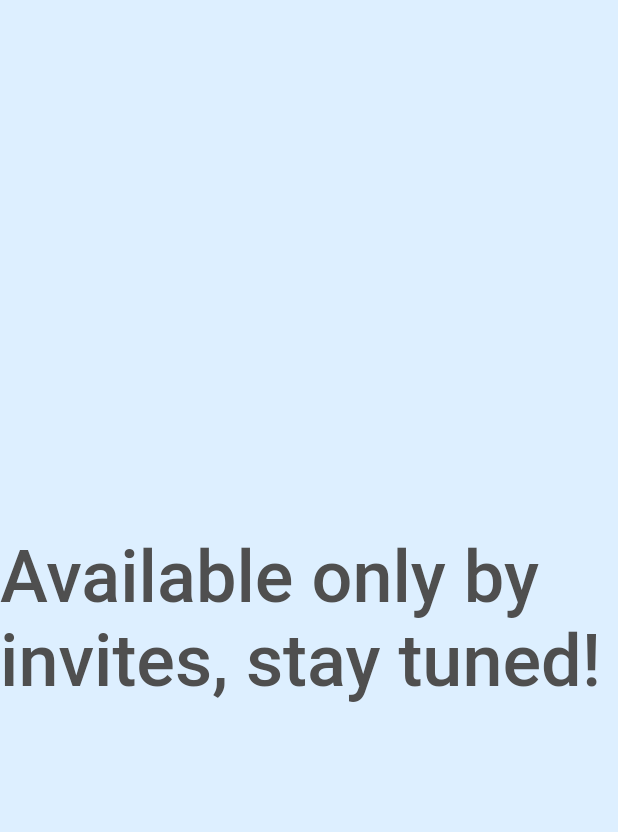
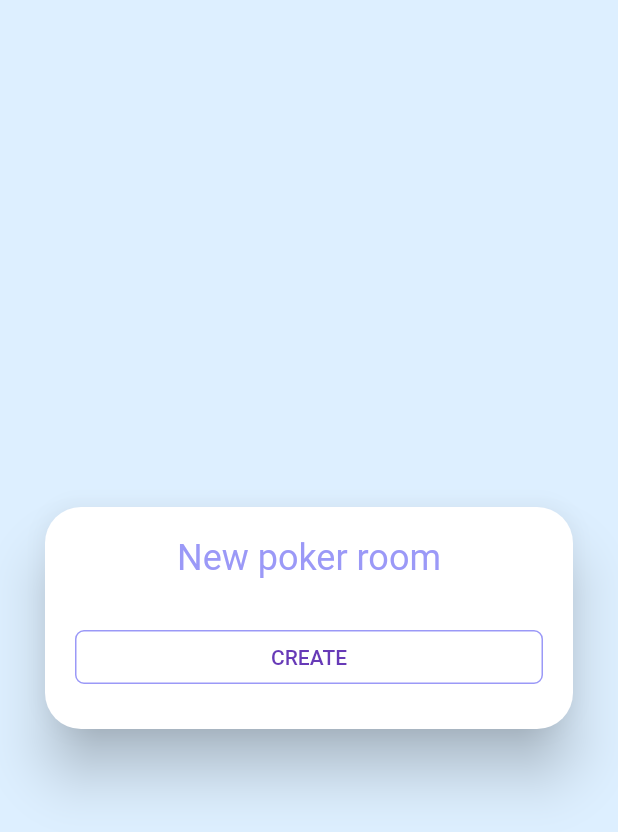
Before and after one commit to aleksandersh/planning-poker-client, a Flutter app: the screen it shows after launch, on a phone screen of 412 x 824 dp. Shown: the top 832 px of the screen. Run offline on Flutter 3.47's test engine with Material 2 defaults, Android fonts, the light colour scheme and no system bars.

Commit message:
added entry screen

```diff
--- a/lib/main.dart
+++ b/lib/main.dart
@@ -1,49 +1,24 @@
 import 'package:flutter/material.dart';
-import 'package:planningpoker/room_state_model.dart';
-import 'package:planningpoker/screen/empty_screen.dart';
-import 'package:planningpoker/screen/room_screen.dart';
-import 'package:provider/provider.dart';
+import 'package:planningpoker/view/app/navigation.dart';
 
 void main() {
-  runApp(const MyApp());
+  runApp(MyApp());
 }
 
 class MyApp extends StatelessWidget {
-  const MyApp({Key? key}) : super(key: key);
+  final AppRouteParser _routeInformationParser = AppRouteParser();
+  final AppRouterDelegate _routerDelegate = AppRouterDelegate();
+
+  MyApp({Key? key}) : super(key: key);
 
   @override
   Widget build(BuildContext context) {
-    return MaterialApp(
-      title: 'Sscrum poker',
-      theme: ThemeData(
-        primarySwatch: Colors.deepPurple,
-      ),
-      onGenerateRoute: generateRoute,
-    );
-  }
-
-  Route<dynamic> generateRoute(RouteSettings settings) {
-    var name = settings.name;
-    if (name != null) {
-      final url = Uri.parse(name);
-      if (url.pathSegments.length == 2 && url.pathSegments[0] == "rooms") {
-        final roomId = url.pathSegments[1];
-        final playerName = url.queryParameters['name'];
-        return MaterialPageRoute(
-          maintainState: false,
-          builder: (context) {
-            return ChangeNotifierProvider(
-              create: (context) {
-                final model = RoomStateModel(roomId, playerName);
-                model.onCreate();
-                return model;
-              },
-              child: const RoomScreenWidget(),
-            );
-          },
-        );
-      }
-    }
-    return MaterialPageRoute(builder: (context) => const EmptyScreenWidget());
+    return MaterialApp.router(
+        title: 'Planning poker',
+        theme: ThemeData(
+          primarySwatch: Colors.deepPurple,
+        ),
+        routeInformationParser: _routeInformationParser,
+        routerDelegate: _routerDelegate);
   }
 }
--- a/lib/screen/empty_screen.dart
+++ /dev/null
@@ -1,23 +0,0 @@
-import 'package:flutter/material.dart';
-import 'package:planningpoker/poker_theme.dart';
-
-class EmptyScreenWidget extends StatelessWidget {
-  const EmptyScreenWidget({Key? key}) : super(key: key);
-
-  @override
-  Widget build(BuildContext context) {
-    return const Scaffold(
-      backgroundColor: gameColorBackground,
-      body: Center(
-        child: Text(
-          "Available only by invites, stay tuned!",
-          style: TextStyle(
-            color: gameColorText1,
-            fontWeight: FontWeight.w500,
-            fontSize: 48,
-          ),
-        ),
-      ),
-    );
-  }
-}
--- /dev/null
+++ b/lib/view/app/router.dart
@@ -0,0 +1,5 @@
+abstract class AppRouter {
+  void showEntry();
+
+  void showRoom(String roomId);
+}
--- /dev/null
+++ b/lib/view/entry/entry_widget.dart
@@ -0,0 +1,58 @@
+import 'package:flutter/material.dart';
+import 'package:planningpoker/poker_theme.dart';
+import 'package:planningpoker/view/entry/state_model.dart';
+import 'package:provider/provider.dart';
+
+class EntryScreenWidget extends StatelessWidget {
+  const EntryScreenWidget({Key? key}) : super(key: key);
+
+  @override
+  Widget build(BuildContext context) {
+    return Scaffold(
+        backgroundColor: gameColorBackground,
+        body: Center(child: createRoomCreationCard(context)));
+  }
+
+  Widget createRoomCreationCard(BuildContext context) {
+    final model = Provider.of<EntryStateModel>(context, listen: false);
+    return Container(
+      constraints: const BoxConstraints(maxWidth: 360),
+      child: Card(
+        elevation: 16,
+        shape: RoundedRectangleBorder(borderRadius: BorderRadius.circular(24)),
+        color: pokerColorCard,
+        child: Column(
+          mainAxisSize: MainAxisSize.min,
+          children: [
+            Container(
+              padding: const EdgeInsets.only(
+                  left: 20, top: 20, right: 20, bottom: 10),
+              child: const Text(
+                "New poker room",
+                style: TextStyle(
+                  color: pokerColor1,
+                  fontSize: 24,
+                ),
+              ),
+            ),
+            Container(
+              padding: const EdgeInsets.only(
+                  left: 20, top: 18, right: 20, bottom: 24),
+              width: double.infinity,
+              child: OutlinedButton(
+                onPressed: () {
+                  model.onClickCreateRoom();
+                },
+                style: OutlinedButton.styleFrom(
+                    side: const BorderSide(color: pokerColor1),
+                    shape: RoundedRectangleBorder(
+                        borderRadius: BorderRadius.circular(6))),
+                child: const Text("CREATE"),
+              ),
+            )
+          ],
+        ),
+      ),
+    );
+  }
+}
--- /dev/null
+++ b/lib/view/entry/state_model.dart
@@ -0,0 +1,45 @@
+import 'dart:developer';
+
+import 'package:flutter/foundation.dart';
+import 'package:flutter/material.dart';
+import 'package:planningpoker/data/poker_repository.dart';
+import 'package:planningpoker/view/app/router.dart';
+
+class EntryState {
+  final bool isLoading;
+
+  EntryState(this.isLoading);
+}
+
+class EntryStateModel extends ChangeNotifier {
+  final AppRouter _appRouter;
+  final PokerRepository _pokerRepository;
+  EntryState state = EntryState(false);
+  bool _isDisposed = false;
+
+  EntryStateModel(this._appRouter, this._pokerRepository);
+
+  onClickCreateRoom() {
+    _createRoom();
+  }
+
+  @override
+  void dispose() {
+    super.dispose();
+    _isDisposed = true;
+  }
+
+  _createRoom() async {
+    if (!_isDisposed && !state.isLoading) {
+      state = EntryState(true);
+      notifyListeners();
+      try {
+        final roomId = await _pokerRepository.createRoom();
+        _appRouter.showRoom(roomId);
+      } catch (error) {
+        state = EntryState(false);
+        log("Failed to create room", error: error);
+      }
+    }
+  }
+}
--- a/lib/room_state_model.dart
+++ b/lib/view/room/state_model.dart
@@ -1,12 +1,10 @@
 import 'dart:developer';
 
 import 'package:flutter/foundation.dart';
-import 'package:http/http.dart' as http;
-import 'package:planningpoker/app_config.dart';
-import 'package:planningpoker/data/poker_api.dart';
 import 'package:planningpoker/data/poker_api_exception.dart';
 import 'package:planningpoker/data/poker_repository.dart';
 import 'package:planningpoker/domain/poker_state.dart';
+import 'package:planningpoker/view/app/router.dart';
 
 PokerRoom _createInitialState() {
   return PokerRoom(
@@ -26,30 +24,14 @@ PokerRoom _createInitialState() {
 }
 
 class RoomStateModel extends ChangeNotifier {
-  PokerRoom state = _createInitialState();
-
   final String _roomId;
-  final String? _playerName;
-
-  final http.Client _httpClient;
+  final AppRouter _appRouter;
   final PokerRepository _pokerRepository;
 
+  PokerRoom state = _createInitialState();
   bool _isDisposed = false;
 
-  factory RoomStateModel(roomId, playerName) {
-    final httpClient = http.Client();
-    final pokerApi = PokerApi(AppConfig.host, httpClient);
-    final pokerRepository = PokerRepository(pokerApi);
-    return RoomStateModel._internal(
-      roomId,
-      playerName,
-      httpClient,
-      pokerRepository,
-    );
-  }
-
-  RoomStateModel._internal(
-      this._roomId, this._playerName, this._httpClient, this._pokerRepository);
+  RoomStateModel(this._roomId, this._appRouter, this._pokerRepository);
 
   @override
   void dispose() {
@@ -80,13 +62,13 @@ class RoomStateModel extends ChangeNotifier {
 
   _refreshRoom() async {
     try {
-      final room =
-          await _pokerRepository.getRoom(_roomId, _playerName, state.commit);
+      final room = await _pokerRepository.getRoom(_roomId, state.commit);
       if (room != null) {
         state = room;
         notifyListeners();
       }
     } on ResourceNotFoundException {
+      _appRouter.showEntry();
       _disposeClient();
     } catch (error) {
       log("Failed to get room", error: error);
@@ -94,11 +76,10 @@ class RoomStateModel extends ChangeNotifier {
   }
 
   Future _sendScore(int score) async {
-    await _pokerRepository.sendScore(_roomId, _playerName, score);
+    await _pokerRepository.sendScore(_roomId, score);
   }
 
   _disposeClient() {
-    _httpClient.close();
     _isDisposed = true;
   }
 }
--- a/lib/screen/room_screen.dart
+++ b/lib/view/room/widget.dart
@@ -1,7 +1,7 @@
 import 'package:flutter/material.dart';
 import 'package:planningpoker/domain/poker_state.dart';
 import 'package:planningpoker/poker_theme.dart';
-import 'package:planningpoker/room_state_model.dart';
+import 'package:planningpoker/view/room/state_model.dart';
 import 'package:provider/provider.dart';
 
 class RoomScreenWidget extends StatelessWidget {
```
Also changed, not shown: lib/data/poker_api.dart (+10 -8 lines), lib/data/poker_repository.dart (+14 -11 lines), lib/dependencies.dart (added, +28 -0 lines), lib/screen/content_widget.dart (deleted, +0 -83 lines), lib/view/app/navigation.dart (added, +113 -0 lines), 1 other file.
